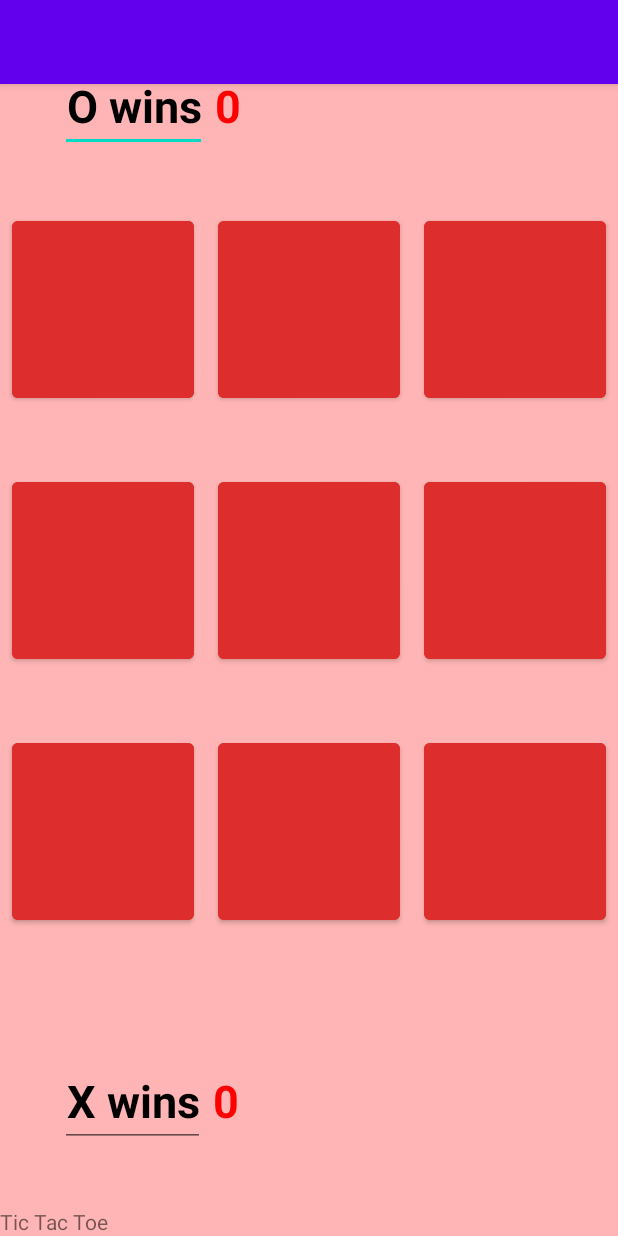
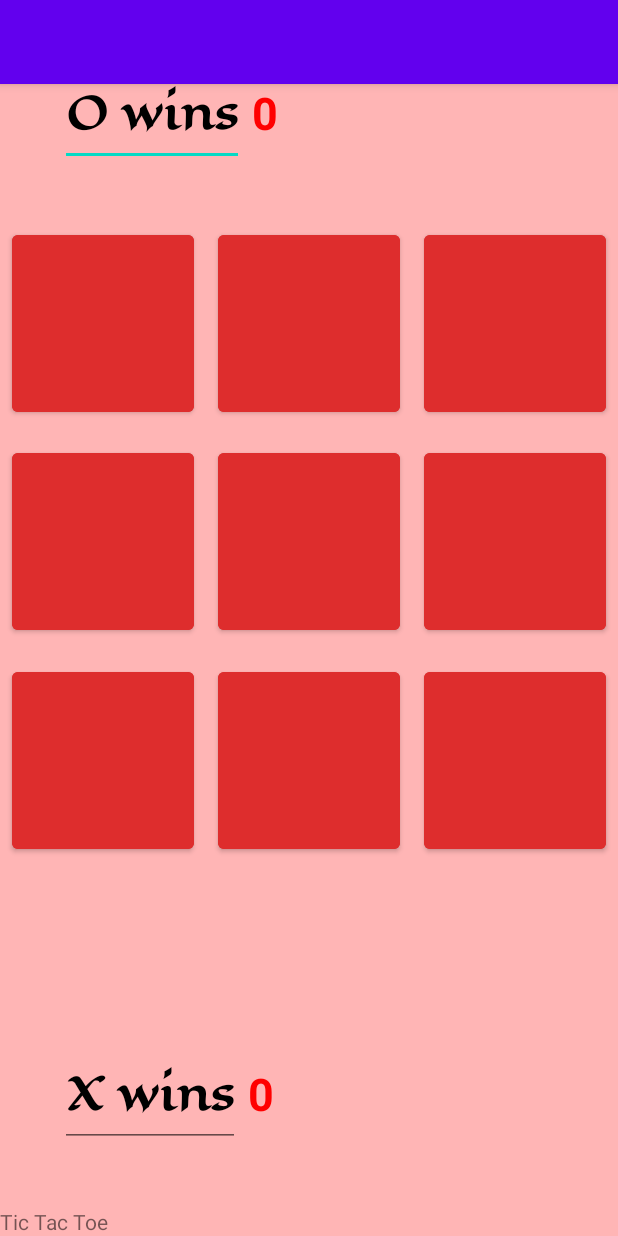
Before and after one commit to thefluffyoshi/TicTacToe_v2, an Android app: the MainActivity screen opened directly, with no data from a screen before it, on a phone screen of 412 x 824 dp. Run offline under Robolectric (Android 15) with nearby library versions, the phone set to English and light mode, and no system bars.

Commit message:
button appears after 5 wins from O or X

```diff
--- a/app/src/main/res/layout/content_main.xml
+++ b/app/src/main/res/layout/content_main.xml
@@ -16,13 +16,14 @@
         android:orientation="horizontal">
 
         <EditText
-            android:id="@+id/y"
+            android:id="@+id/oWins"
             android:layout_width="wrap_content"
             android:layout_height="wrap_content"
             android:layout_gravity="center"
             android:gravity="center"
             android:inputType="textPersonName"
             android:text="O wins"
+            android:fontFamily="@font/eagle_lake"
             android:textColor="#000000"
             android:textSize="30sp"
             android:textStyle="bold" />
@@ -153,6 +154,17 @@
 
     </LinearLayout>
 
+    <Button
+        android:id="@+id/playAgainBTN"
+        android:layout_width="wrap_content"
+        android:layout_height="wrap_content"
+        android:layout_marginLeft="300dp"
+        android:visibility="invisible"
+        android:onClick="onClickWinner"
+        android:backgroundTint="@color/black"
+        android:fontFamily="@font/eagle_lake"
+        android:text="Winner!" />
+
     <LinearLayout
         android:layout_width="match_parent"
         android:layout_height="wrap_content"
@@ -160,12 +172,13 @@
         android:orientation="horizontal">
 
         <EditText
-            android:id="@+id/editTextTextPersonName"
+            android:id="@+id/xWins"
             android:layout_width="wrap_content"
             android:layout_height="wrap_content"
             android:layout_gravity="center"
             android:gravity="center"
             android:inputType="textPersonName"
+            android:fontFamily="@font/eagle_lake"
             android:text="X wins"
             android:textColor="#000000"
             android:textSize="30sp"
```
Also changed, not shown: app/src/main/java/com/example/tictactoev1/MainActivity.java (+27 -0 lines).
